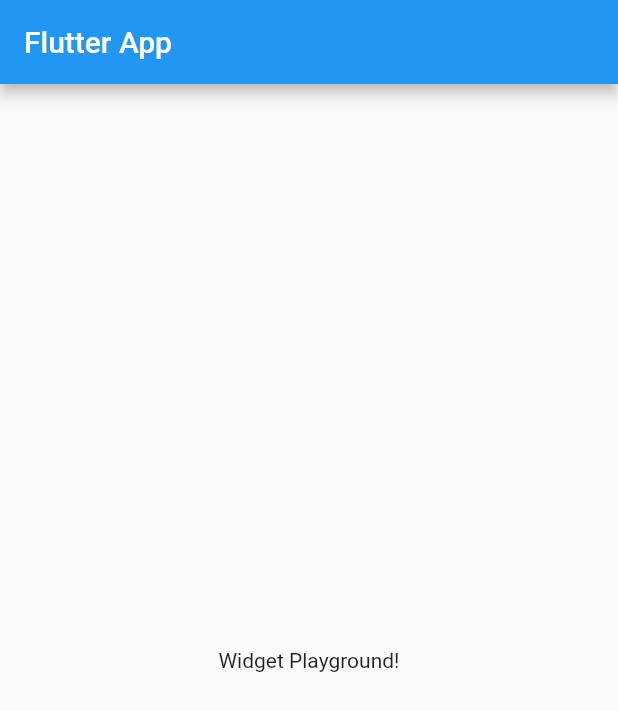
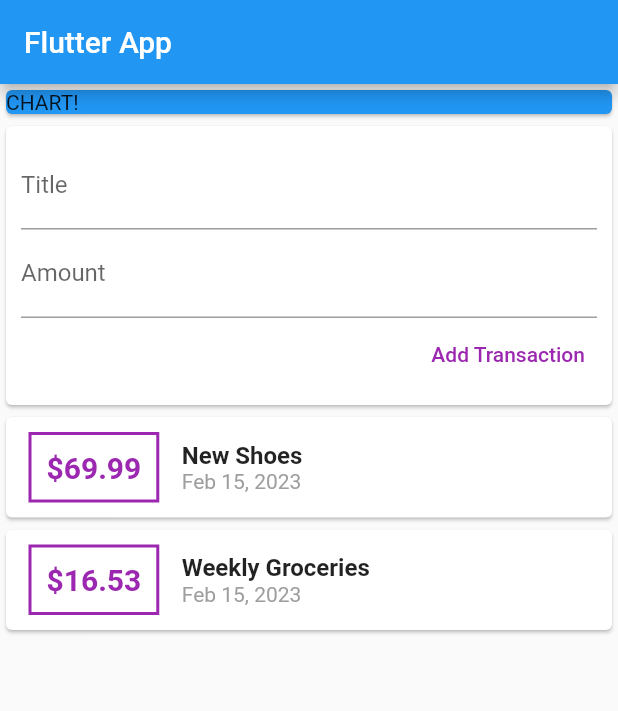
Before and after one commit to KishoreSohanda/ExpensePlanner, a Flutter app: the screen it shows after launch, on a phone screen of 412 x 824 dp. Shown: the top 711 px of the screen. Run offline on Flutter 3.47's test engine with Material 2 defaults, Android fonts, the phone set to English and light mode, and no system bars.

Commit message:
transactions can be added dynamically and distributed the long widget tree of main.dart file into small custom widgets

```diff
--- a/lib/main.dart
+++ b/lib/main.dart
@@ -1,4 +1,6 @@
 import 'package:flutter/material.dart';
+
+import './widgets/user_transactions.dart';
 
 void main() => runApp(const MyApp());
 
@@ -15,7 +17,16 @@ class MyApp extends StatelessWidget {
 }
 
 class MyHomePage extends StatelessWidget {
+
+  //  late final String titleInput;
+  //  late final String amountInput;
+
+
   const MyHomePage({super.key});
+
+
+
+
 
   @override
   Widget build(BuildContext context) {
@@ -23,8 +34,19 @@ class MyHomePage extends StatelessWidget {
       appBar: AppBar(
         title: const Text('Flutter App'),
       ),
-      body: const Center(
-        child: Text('Widget Playground!'),
+      body: Column(
+        // mainAxisAlignment: MainAxisAlignment.spaceAround,
+        crossAxisAlignment: CrossAxisAlignment.stretch,
+        children: [
+          Container(
+            width: double.infinity,
+            child: const Card(
+              color: Colors.blue,
+              child: Text('CHART!'),
+            ),
+          ),
+         const UserTransactions(),
+        ],
       ),
     );
   }
--- /dev/null
+++ b/lib/models/transaction.dart
@@ -0,0 +1,14 @@
+// import 'package:flutter/foundation.dart';
+
+class Transaction {
+  final String id;
+  final String title;
+  final double amount;
+  final DateTime date;
+  Transaction({
+    required this.id,
+    required this.title,
+    required this.amount,
+    required this.date,
+  });
+}
--- /dev/null
+++ b/lib/widgets/new_transaction.dart
@@ -0,0 +1,44 @@
+import 'package:flutter/material.dart';
+
+class NewTransaction extends StatelessWidget {
+  final titleController = TextEditingController();
+  final amountController = TextEditingController();
+  final Function addTx;
+
+  NewTransaction(this.addTx, {super.key});
+  @override
+  Widget build(BuildContext context) {
+    return Card(
+      child: Container(
+        padding: const EdgeInsets.all(10),
+        child: Column(
+          crossAxisAlignment: CrossAxisAlignment.end,
+          children: [
+            TextField(
+              decoration: const InputDecoration(labelText: 'Title'),
+              controller: titleController,
+              // onChanged: (val) => titleInput=val ,
+            ),
+            TextField(
+              decoration: const InputDecoration(labelText: 'Amount'),
+              controller: amountController,
+              // onChanged:(val) => amountInput=val,
+            ),
+            TextButton(
+              style: const ButtonStyle(
+                foregroundColor: MaterialStatePropertyAll(Colors.purple),
+              ),
+              onPressed: () {
+                addTx(
+                  titleController.text,
+                  double.parse(amountController.text),
+                );
+              },
+              child: const Text('Add Transaction'),
+            )
+          ],
+        ),
+      ),
+    );
+  }
+}
--- /dev/null
+++ b/lib/widgets/transaction_list.dart
@@ -0,0 +1,50 @@
+import 'package:flutter/material.dart';
+import 'package:intl/intl.dart';
+
+import '../models/transaction.dart';
+
+class TransactionList extends StatelessWidget {
+ final List<Transaction> transactions;
+ const TransactionList(this.transactions, {super.key});
+
+  @override
+  Widget build(BuildContext context) {
+    return Column(children: [
+            ...transactions.map((tx) {
+              return Card(
+                child: Row(
+                  children: [
+                    Container(
+                      padding: const EdgeInsets.all(10),
+                      margin: const EdgeInsets.symmetric(
+                          vertical: 10, horizontal: 15),
+                      decoration: BoxDecoration(
+                          border: Border.all(color: Colors.purple, width: 2)),
+                      child: Text(
+                        style: const TextStyle(
+                            color: Colors.purple,
+                            fontSize: 20,
+                            fontWeight: FontWeight.bold),
+                        '\$${tx.amount}',
+                      ),
+                    ),
+                    Column(
+                      crossAxisAlignment: CrossAxisAlignment.start,
+                      children: [
+                        Text(
+                            style: const TextStyle(
+                                fontWeight: FontWeight.bold, fontSize: 16),
+                            tx.title),
+                        Text(
+                            style: const TextStyle(
+                                color: Colors.grey),
+                            DateFormat.yMMMd().format(tx.date)),
+                      ],
+                    )
+                  ],
+                ),
+              );
+            }).toList()
+          ]);
+  }
+}
--- /dev/null
+++ b/lib/widgets/user_transactions.dart
@@ -0,0 +1,50 @@
+import 'package:flutter/material.dart';
+
+import './transaction_list.dart';
+import './new_transaction.dart';
+import '../models/transaction.dart';
+
+class UserTransactions extends StatefulWidget {
+  const UserTransactions({super.key});
+
+  @override
+  State<UserTransactions> createState() => _UserTransactionsState();
+}
+
+class _UserTransactionsState extends State<UserTransactions> {
+  final List<Transaction> _userTransactions = [
+    Transaction(
+      id: 't1',
+      title: 'New Shoes',
+      amount: 69.99,
+      date: DateTime.now(),
+    ),
+    Transaction(
+      id: 't2',
+      title: 'Weekly Groceries',
+      amount: 16.53,
+      date: DateTime.now(),
+    ),
+  ];
+  void _addNewTransaction(String txTitle, double txAmount) {
+    final newTx = Transaction(
+      id: DateTime.now().toString(),
+      title: txTitle,
+      amount: txAmount,
+      date: DateTime.now(),
+    );
+    setState(() {
+      _userTransactions.add(newTx);
+    });
+  }
+
+  @override
+  Widget build(BuildContext context) {
+    return Column(
+      children: [
+        NewTransaction(_addNewTransaction),
+        TransactionList(_userTransactions),
+      ],
+    );
+  }
+}
--- a/pubspec.yaml
+++ b/pubspec.yaml
@@ -35,6 +35,7 @@ dependencies:
   # The following adds the Cupertino Icons font to your application.
   # Use with the CupertinoIcons class for iOS style icons.
   cupertino_icons: ^1.0.2
+  intl: ^0.18.0
 
 dev_dependencies:
   flutter_test:
```
Also changed, not shown: pubspec.lock.
